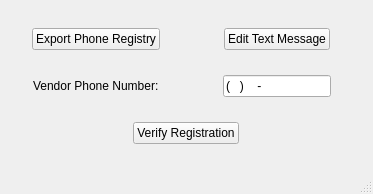
This is UI Design/MainGUI.ui in paul-rl/Plato-s-Closet-Serverless as Qt 5 draws it before an edit. The edited form follows.
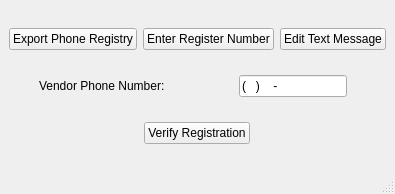
This is the edited form.

Commit message: Added register # input

The edit to the form file:
```diff
--- a/UI Design/MainGUI.ui
+++ b/UI Design/MainGUI.ui
@@ -26,6 +26,13 @@
           </property>
          </widget>
         </item>
+        <item>
+         <widget class="QPushButton" name="registerButton">
+          <property name="text">
+           <string>Enter Register Number</string>
+          </property>
+         </widget>
+        </item>
         <item alignment="Qt::AlignHCenter|Qt::AlignVCenter">
          <widget class="QPushButton" name="editTextButton">
           <property name="text">
```
The commit also changes 5 other files.
